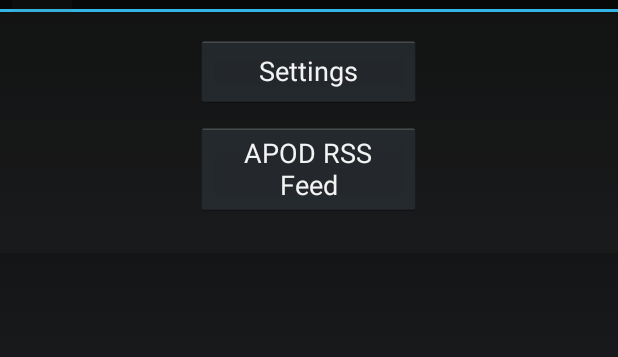
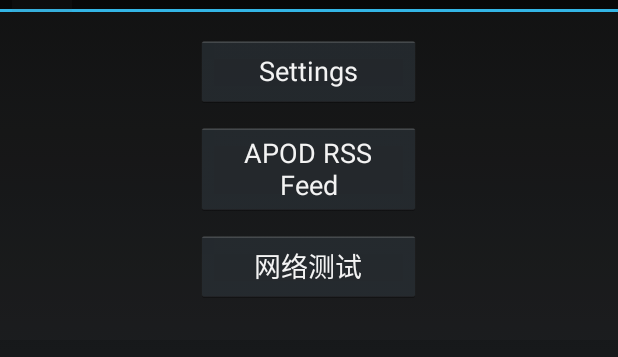
Before and after one commit to BruceHurrican/asstudydemo, an Android app: the StethoDemoActivity screen opened directly, with no data from a screen before it, on a phone screen of 412 x 824 dp, the part 60-417 px from its top. Run offline under Robolectric (Android 15) with nearby library versions, the phone set to English and light mode, and no system bars; our stand-ins replace ButterKnife; libraries missing offline, so code that uses them is left out: com.facebook.stetho, com.github.moduth.blockcanary, com.squareup.leakcanary.

Commit message:
stetho增加

```diff
--- a/app/src/main/java/com/bruce/demo/facebook/stetho/StethoDemoActivity.java
+++ b/app/src/main/java/com/bruce/demo/facebook/stetho/StethoDemoActivity.java
@@ -9,21 +9,37 @@
 
 package com.bruce.demo.facebook.stetho;
 
-import android.app.Activity;
 import android.content.SharedPreferences;
 import android.os.Bundle;
 import android.preference.PreferenceManager;
 import android.view.View;
+import android.widget.Button;
 import android.widget.Toast;
 
 import com.bruce.demo.BuildConfig;
 import com.bruce.demo.R;
+import com.bruce.demo.base.BaseActivity;
+import com.bruce.demo.utils.LogUtils;
 
-public class StethoDemoActivity extends Activity {
+import java.io.IOException;
+
+import butterknife.Bind;
+import butterknife.ButterKnife;
+import butterknife.OnClick;
+
+public class StethoDemoActivity extends BaseActivity {
+    @Bind(R.id.settings_btn)
+    Button settingsBtn;
+    @Bind(R.id.apod_btn)
+    Button apodBtn;
+    @Bind(R.id.url_btn)
+    Button urlBtn;
+
     @Override
     protected void onCreate(Bundle savedInstanceState) {
         super.onCreate(savedInstanceState);
         setContentView(R.layout.stetho_demo_activity);
+        ButterKnife.bind(this);
 
         // Demonstrate that it is removed from the release build...
         if (!isStethoPresent()) {
@@ -32,6 +48,40 @@
 
         findViewById(R.id.settings_btn).setOnClickListener(mMainButtonClicked);
         findViewById(R.id.apod_btn).setOnClickListener(mMainButtonClicked);
+    }
+
+    @OnClick({R.id.url_btn})
+    public void onClick(View view){
+        switch (view.getId()){
+            case R.id.url_btn:
+                Networker.HttpRequest imageRequest = Networker.HttpRequest.newBuilder()
+                        .method(Networker.HttpMethod.GET)
+                        .url("http://www.baidu.com/")
+                        .build();
+                Networker.get().submit(imageRequest, new Networker.Callback() {
+                    @Override
+                    public void onResponse(Networker.HttpResponse result) {
+                        LogUtils.d("Got " + ": " + result.statusCode + ", " + result.body.length);
+                        if (result.statusCode == 200) {
+                            showToastShort(result.statusCode+"");
+//                            final Bitmap bitmap = BitmapFactory.decodeByteArray(result.body, 0, result.body.length);
+//                            StethoDemoActivity.this.runOnUiThread(new Runnable() {
+//
+//                                @Override
+//                                public void run() {
+//                                    holder.image.setImageDrawable(new BitmapDrawable(bitmap));
+//                                }
+//                            });
+                        }
+                    }
+
+                    @Override
+                    public void onFailure(IOException e) {
+                        // Let Stetho demonstrate the errors :)
+                    }
+                });
+                break;
+        }
     }
 
     private static boolean isStethoPresent() {
@@ -53,6 +103,17 @@
     protected void onPause() {
         super.onPause();
         getPrefs().unregisterOnSharedPreferenceChangeListener(mToastingPrefListener);
+    }
+
+    @Override
+    protected void onDestroy() {
+        super.onDestroy();
+        ButterKnife.unbind(this);
+    }
+
+    @Override
+    public String getTAG() {
+        return StethoDemoActivity.class.getSimpleName();
     }
 
     private SharedPreferences getPrefs() {
--- a/app/src/main/res/layout/stetho_demo_activity.xml
+++ b/app/src/main/res/layout/stetho_demo_activity.xml
@@ -21,5 +21,11 @@
       android:layout_height="wrap_content"
       android:layout_marginBottom="10dp"
       />
-
+    <Button
+        android:id="@+id/url_btn"
+        android:text="网络测试"
+        android:layout_width="150dp"
+        android:layout_height="wrap_content"
+        android:layout_marginBottom="10dp"
+        />
 </LinearLayout>
--- a/app/src/main/res/layout/widget_demo_fragment.xml
+++ b/app/src/main/res/layout/widget_demo_fragment.xml
@@ -115,6 +115,6 @@
         android:layout_below="@id/btn_animate"
         android:layout_centerHorizontal="true"
         android:layout_marginTop="150dp"
-        android:src="@drawable/leak_canary_icon"
+        android:src="@mipmap/ic_launcher"
         tools:ignore="ContentDescription"/>
 </RelativeLayout>
```
